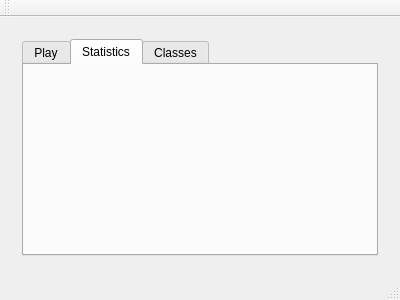
This is portal/mainwindow.ui in zfrye06/Loque as Qt 5 draws it before an edit. The edited form follows.
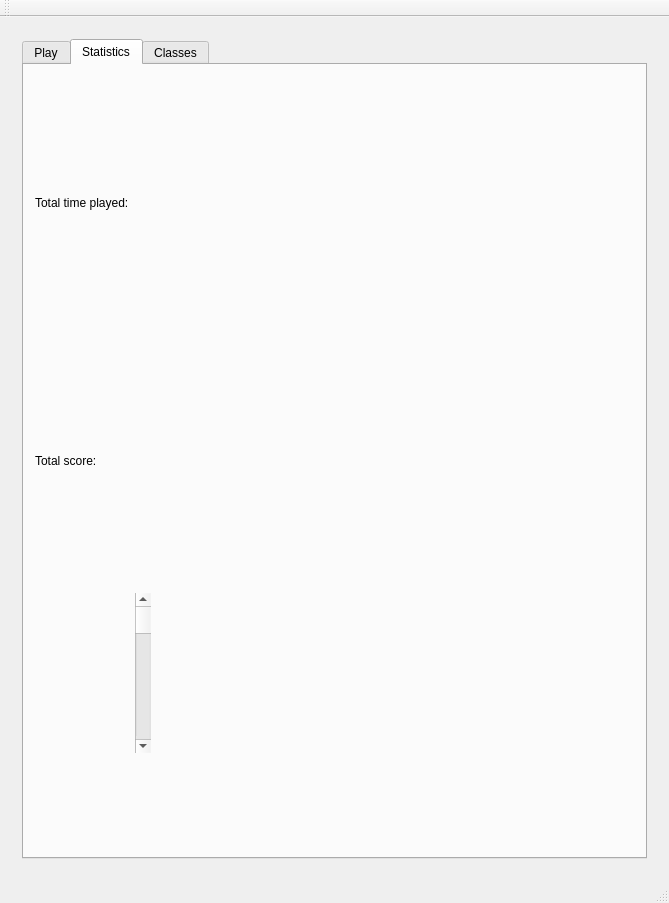
This is the edited form. The open tabs and pages were chosen to show the change.

```diff
--- a/portal/mainwindow.ui
+++ b/portal/mainwindow.ui
@@ -6,8 +6,8 @@
    <rect>
     <x>0</x>
     <y>0</y>
-    <width>400</width>
-    <height>300</height>
+    <width>669</width>
+    <height>903</height>
    </rect>
   </property>
   <property name="windowTitle">
@@ -386,6 +386,9 @@
        <layout class="QHBoxLayout" name="horizontalLayout_14">
         <item>
          <widget class="QTabWidget" name="portalManager">
+          <property name="tabPosition">
+           <enum>QTabWidget::North</enum>
+          </property>
           <property name="currentIndex">
            <number>2</number>
           </property>
@@ -409,6 +412,43 @@
            <attribute name="title">
             <string>Statistics</string>
            </attribute>
+           <layout class="QGridLayout" name="gridLayout">
+            <item row="0" column="0">
+             <layout class="QVBoxLayout" name="verticalLayout_5">
+              <item>
+               <widget class="QLabel" name="totalTimeLabel">
+                <property name="text">
+                 <string>Total time played:</string>
+                </property>
+               </widget>
+              </item>
+              <item>
+               <widget class="QLabel" name="totalScoreLabel">
+                <property name="text">
+                 <string>Total score:</string>
+                </property>
+               </widget>
+              </item>
+              <item>
+               <widget class="QWidget" name="statsWidget" native="true">
+                <widget class="QScrollBar" name="verticalScrollBar">
+                 <property name="geometry">
+                  <rect>
+                   <x>100</x>
+                   <y>0</y>
+                   <width>16</width>
+                   <height>160</height>
+                  </rect>
+                 </property>
+                 <property name="orientation">
+                  <enum>Qt::Vertical</enum>
+                 </property>
+                </widget>
+               </widget>
+              </item>
+             </layout>
+            </item>
+           </layout>
           </widget>
           <widget class="QWidget" name="classesTab">
            <attribute name="title">
```
Left out of the diff: 6 changed lines with no effect on the pictures.
